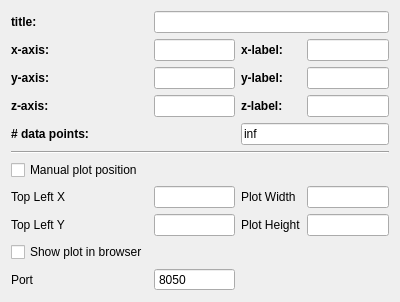
The window that nomad_camels/gui/plot_definer_2d.ui (FAU-LAP/NOMAD-CAMELS) describes before a commit, drawn with Qt 5.
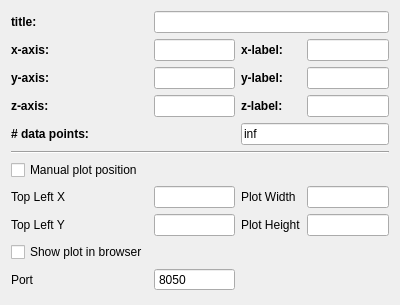
The same window after the commit. Custom widgets are drawn as their Qt base class.

Diff of the .ui file:
```diff
--- a/nomad_camels/gui/plot_definer_2d.ui
+++ b/nomad_camels/gui/plot_definer_2d.ui
@@ -7,7 +7,7 @@
     <x>0</x>
     <y>0</y>
     <width>400</width>
-    <height>275</height>
+    <height>305</height>
    </rect>
   </property>
   <property name="windowTitle">
```
Left out of the diff: 14 changed lines with no effect on the pictures.
